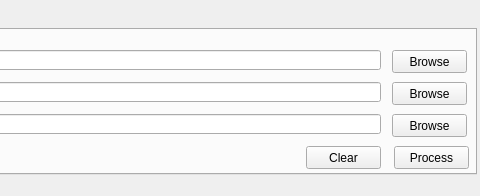
First picture: the form in gui.ui, repository minorsecond/ShapeTiffRenamer, before the edit; both pictures show x 320 to 800 and y 0 to 196 of the 800 by 196 pixel window.
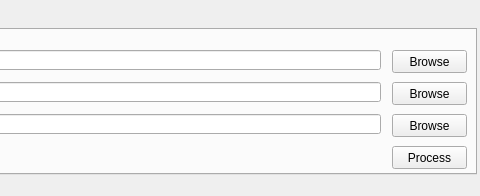
Second picture: the form after the edit. The open tabs and pages were chosen to show the change.

Diff of the .ui file:
```diff
--- a/gui.ui
+++ b/gui.ui
@@ -477,39 +477,9 @@
       </property>
 
      </widget>
-
-     <widget class="QPushButton" name="ClearButton">
-
+     <widget class="QLineEdit" name="DbFileInputEdit">
       <property name="geometry">
-
        <rect>
-
-        <x>620</x>
-
-        <y>116</y>
-
-        <width>75</width>
-
-        <height>23</height>
-
-       </rect>
-
-      </property>
-
-      <property name="text">
-
-       <string>Clear</string>
-
-      </property>
-
-     </widget>
-
-     <widget class="QLineEdit" name="OutputDirectoryEdit_2">
-
-      <property name="geometry">
-
-       <rect>
-
         <x>118</x>
 
         <y>84</y>
@@ -599,21 +569,13 @@
      <widget class="QPushButton" name="ProcessButton">
 
       <property name="geometry">
-
        <rect>
-
-        <x>708</x>
-
+        <x>706</x>
         <y>116</y>
-
         <width>75</width>
-
         <height>23</height>
-
        </rect>
-
       </property>
-
       <property name="text">
 
        <string>Process</string>
```
Left out of the diff: 321 changed lines with no effect on the pictures.
